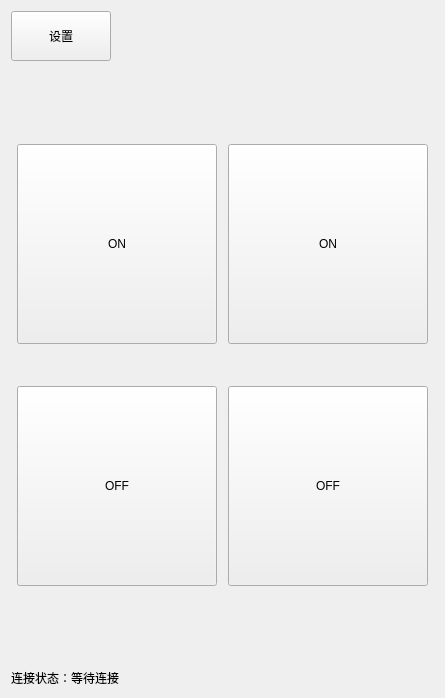
First picture: the form in widget.ui, repository zztlvmyx1314/ControlAPP, before the edit.
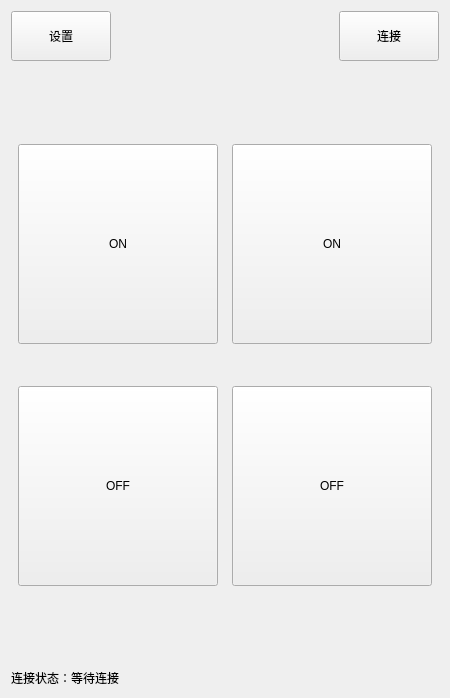
Second picture: the form after the edit.

```diff
--- a/widget.ui
+++ b/widget.ui
@@ -6,7 +6,7 @@
    <rect>
     <x>0</x>
     <y>0</y>
-    <width>445</width>
+    <width>450</width>
     <height>698</height>
    </rect>
   </property>
@@ -48,6 +48,25 @@
        </property>
       </spacer>
      </item>
+     <item>
+      <widget class="QPushButton" name="conntobroker">
+       <property name="minimumSize">
+        <size>
+         <width>100</width>
+         <height>50</height>
+        </size>
+       </property>
+       <property name="maximumSize">
+        <size>
+         <width>100</width>
+         <height>50</height>
+        </size>
+       </property>
+       <property name="text">
+        <string>连接</string>
+       </property>
+      </widget>
+     </item>
     </layout>
    </item>
    <item>
@@ -137,6 +156,9 @@
              <height>200</height>
             </size>
            </property>
+           <property name="styleSheet">
+            <string notr="true">font: 20pt &quot;微软雅黑&quot;;</string>
+           </property>
            <property name="text">
             <string>OFF</string>
            </property>
@@ -173,6 +195,10 @@
              <height>200</height>
             </size>
            </property>
+           <property name="styleSheet">
+            <string notr="true">
+font: 20pt &quot;微软雅黑&quot;;</string>
+           </property>
            <property name="text">
             <string>ON</string>
            </property>
@@ -205,6 +231,9 @@
              <height>200</height>
             </size>
            </property>
+           <property name="styleSheet">
+            <string notr="true">font: 20pt &quot;微软雅黑&quot;;</string>
+           </property>
            <property name="text">
             <string>OFF</string>
            </property>
```
Left out of the diff: 4 changed lines with no effect on the pictures.
